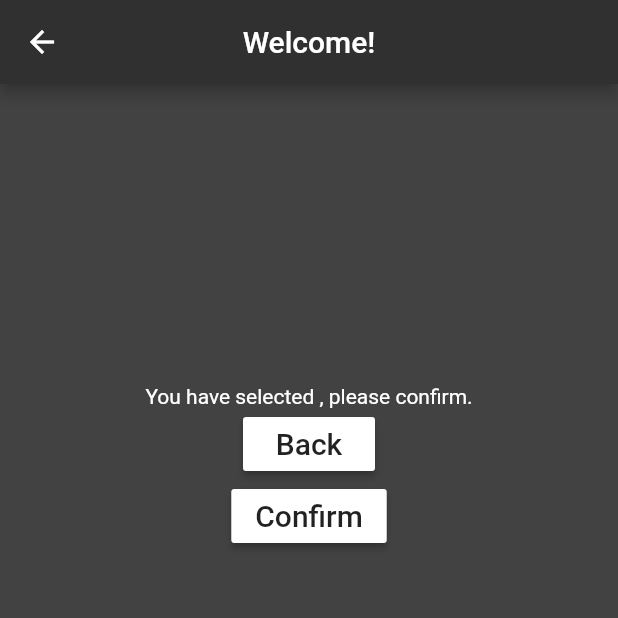
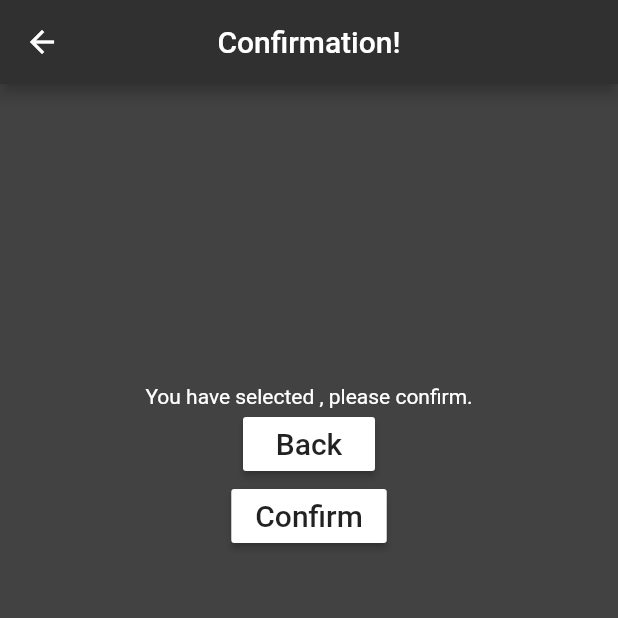
Before and after one commit to 4981Team1/mobile_voting_machine_frontend, a Flutter app: the Confirmation screen opened directly with empty values, on a phone screen of 412 x 824 dp, the top half of it. Run offline on Flutter 3.47's test engine with Material 2 defaults, Android fonts, the phone set to English and light mode, and no system bars; our stand-ins replace flutter_blue.

Commit message:
changed some words

```diff
--- a/lib/AvailablePolls.dart
+++ b/lib/AvailablePolls.dart
@@ -38,7 +38,7 @@ class AvailablePolls extends StatelessWidget {
       appBar: AppBar(
           centerTitle: true,
           backgroundColor: Colors.grey[850],
-          title: Text("Welcome!")),
+          title: Text("Happy Voting!")),
       backgroundColor: Colors.grey[800],
       body:   new Builder(
           builder: (BuildContext context) {
--- a/lib/Confirmation.dart
+++ b/lib/Confirmation.dart
@@ -24,7 +24,7 @@ class Confirmation extends StatelessWidget {
       appBar: AppBar(
           centerTitle: true,
           backgroundColor: Colors.grey[850],
-          title: Text("Welcome!")
+          title: Text("Confirmation!")
       ),
       backgroundColor: Colors.grey[800],
       body: Center(
--- a/lib/EnterPin.dart
+++ b/lib/EnterPin.dart
@@ -20,7 +20,7 @@ class EnterPin extends StatelessWidget {
         appBar: AppBar(
             centerTitle: true,
             backgroundColor: Colors.grey[850],
-            title: Text("Welcome!")),
+            title: Text("Enter Pin!")),
         backgroundColor: Colors.grey[800],
         body: Center(
             child:Column(
--- a/lib/VotingEvent.dart
+++ b/lib/VotingEvent.dart
@@ -30,7 +30,7 @@ class VotingEvent extends StatelessWidget {
       appBar: AppBar(
           centerTitle: true,
           backgroundColor: Colors.grey[850],
-          title: Text("Welcome!")),
+          title: Text("Voting Events!")),
       backgroundColor: Colors.grey[800],
       // appBar: AppBar(title: const Text(_title)),
       body: Center(
```
